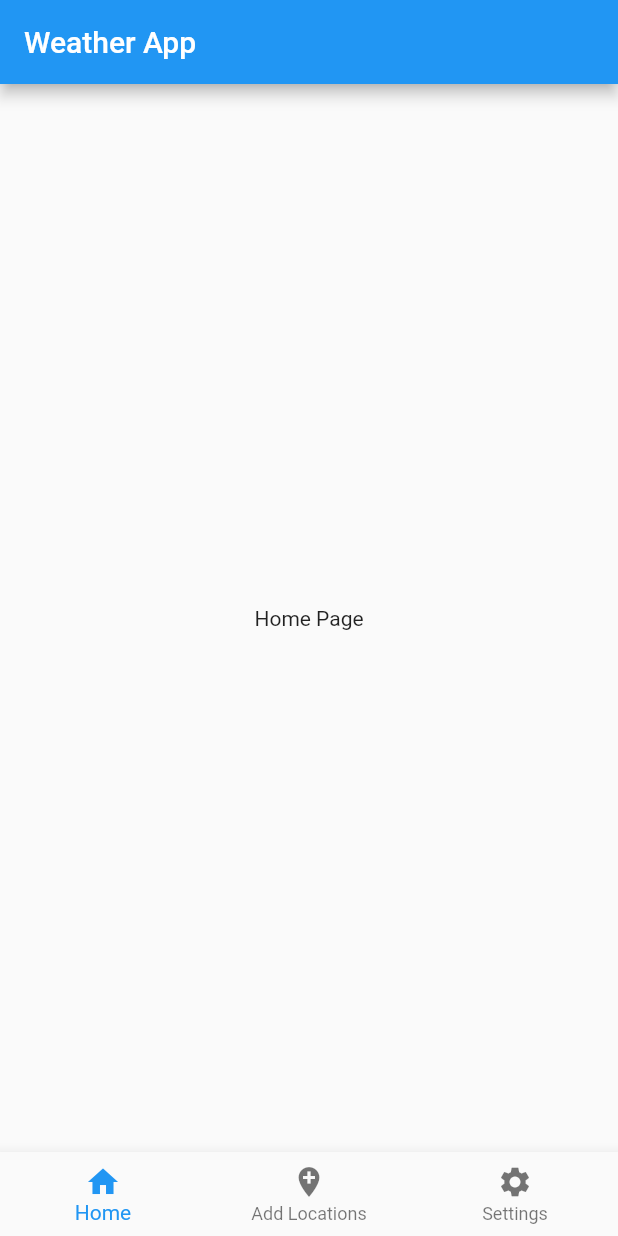
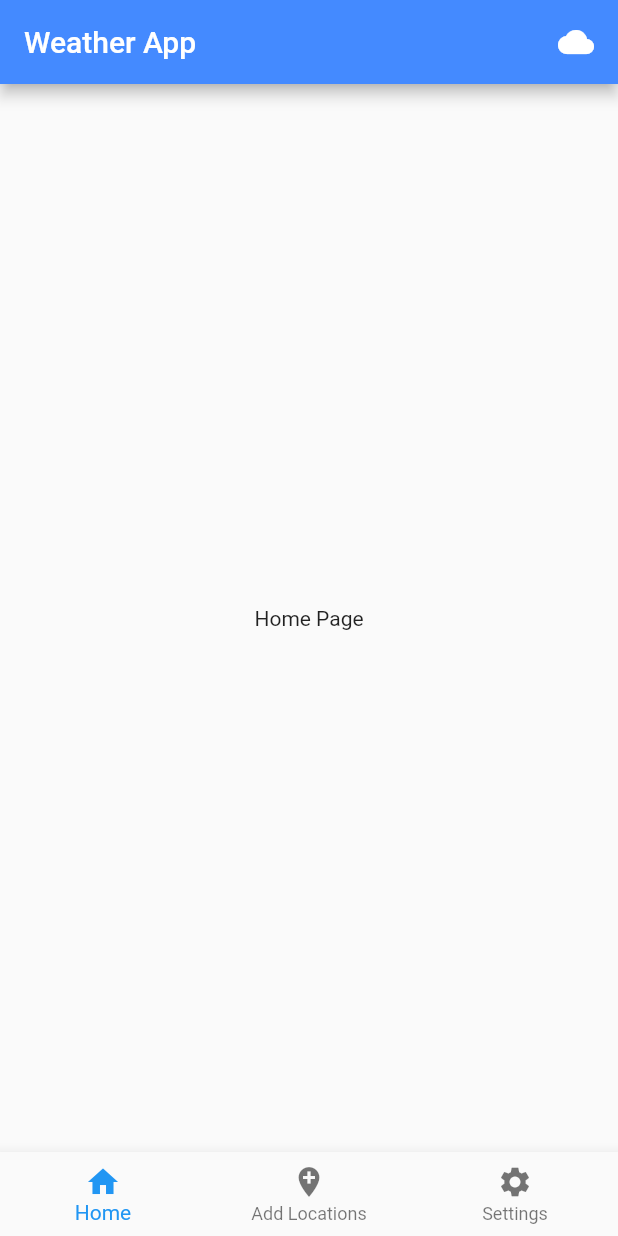
Before and after one commit to imraghav20/Weather-App, a Flutter app: the screen it shows after launch, on a phone screen of 412 x 824 dp. Run offline on Flutter 3.47's test engine with Material 2 defaults, Android fonts, the phone set to English and light mode, and no system bars.

Commit message:
Added few elements

```diff
--- a/lib/main.dart
+++ b/lib/main.dart
@@ -6,6 +6,7 @@ class MyApp extends StatelessWidget {
   @override
   Widget build(BuildContext context) {
     return MaterialApp(
+      debugShowCheckedModeBanner: false,
       title: 'Weather App',
       theme: new ThemeData(
         primarySwatch: Colors.blue,
@@ -37,10 +38,12 @@ class _HomePageState extends State<HomePage> {
 
   @override
   Widget build(BuildContext context) {
-
     return Scaffold(
       appBar: AppBar(
-        title: Text('Weather App'),
+        backgroundColor: Colors.blueAccent,
+        title: Row(
+          children: [Text("Weather App"), Spacer(), Icon(Icons.cloud)],
+        ),
       ),
       body: tabs[_currentIndex],
       bottomNavigationBar: BottomNavigationBar(
@@ -48,15 +51,15 @@ class _HomePageState extends State<HomePage> {
         items: [
           BottomNavigationBarItem(
               icon: Icon(Icons.home),
-              title: Text("Home"),
+              label: "Home",
               backgroundColor: Colors.blue),
           BottomNavigationBarItem(
               icon: Icon(Icons.add_location),
-              title: Text("Add Locations"),
+              label: "Add Locations",
               backgroundColor: Colors.blue),
           BottomNavigationBarItem(
               icon: Icon(Icons.settings),
-              title: Text("Settings"),
+              label: "Settings",
               backgroundColor: Colors.blue),
         ],
         onTap: (index) {
```
Also changed, not shown: pubspec.lock.
